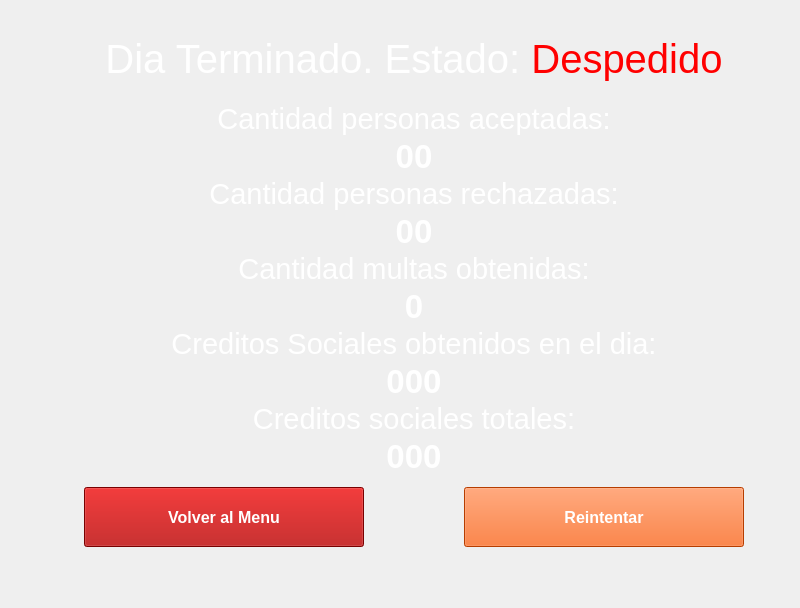
The window that PantallaStats/pantallafinalnivel.ui (0tomi/POO-TP) describes before a commit, drawn with Qt 5.
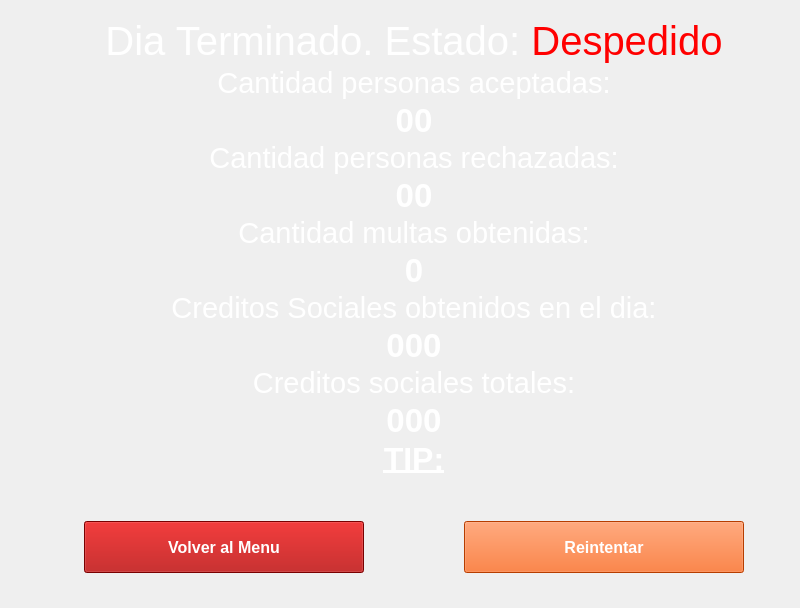
The same window after the commit. Icons and pictures are not drawn.

```diff
--- a/PantallaStats/pantallafinalnivel.ui
+++ b/PantallaStats/pantallafinalnivel.ui
@@ -333,6 +333,42 @@
         </property>
        </widget>
       </item>
+      <item>
+       <widget class="QLabel" name="label">
+        <property name="font">
+         <font>
+          <pointsize>24</pointsize>
+          <bold>true</bold>
+          <underline>true</underline>
+         </font>
+        </property>
+        <property name="text">
+         <string>TIP:</string>
+        </property>
+        <property name="alignment">
+         <set>Qt::AlignCenter</set>
+        </property>
+       </widget>
+      </item>
+      <item>
+       <widget class="QLabel" name="tipsLabel">
+        <property name="font">
+         <font>
+          <pointsize>20</pointsize>
+          <fontweight>DemiBold</fontweight>
+         </font>
+        </property>
+        <property name="text">
+         <string/>
+        </property>
+        <property name="alignment">
+         <set>Qt::AlignCenter</set>
+        </property>
+        <property name="margin">
+         <number>4</number>
+        </property>
+       </widget>
+      </item>
       <item>
        <widget class="QWidget" name="botones" native="true">
         <property name="sizePolicy">
```
